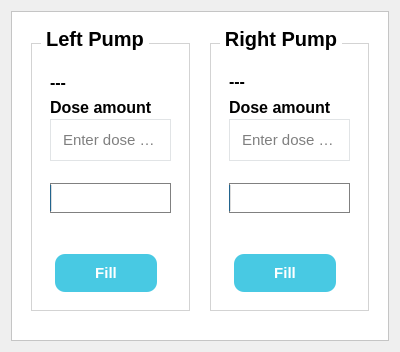
The window that uiFiles/instantDose.ui (Rex-Honey/medidozeNoDb) describes before a commit, drawn with Qt 5.
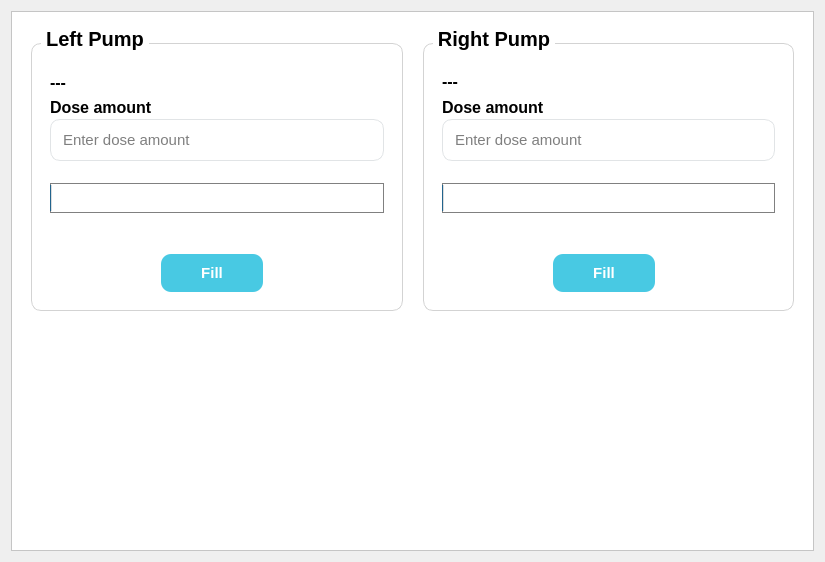
The same window after the commit.

Commit message:
Update InstantDose UI dimensions and styling
- Increased the width and height of the InstantDose window for better layout.
- Added border-radius styling to various UI elements for improved aesthetics.
- Ensured proper CSS syntax by adding missing semicolons to style properties.

```diff
--- a/uiFiles/instantDose.ui
+++ b/uiFiles/instantDose.ui
@@ -6,8 +6,8 @@
    <rect>
     <x>0</x>
     <y>0</y>
-    <width>400</width>
-    <height>300</height>
+    <width>825</width>
+    <height>562</height>
    </rect>
   </property>
   <property name="windowTitle">
@@ -66,7 +66,8 @@
 padding:10px 0px 0px 0px;
 margin-top:12px;
 font-family:Nirmala UI;
-font-size:15pt
+font-size:15pt;
+border-radius:10%
 }
 QGroupBox:title{
 subcontrol-origin: margin;
@@ -195,7 +196,8 @@
                  <property name="styleSheet">
                   <string notr="true">padding:10px;
 border:1px solid #e1e4e6;
-font-size:11pt</string>
+font-size:11pt;
+border-radius:10%</string>
                  </property>
                  <property name="text">
                   <string/>
@@ -347,7 +349,8 @@
 padding:10px 0px 0px 0px;
 margin-top:12px;
 font-family:Nirmala UI;
-font-size:15pt
+font-size:15pt;
+border-radius:10%
 }
 QGroupBox:title{
 subcontrol-origin: margin;
@@ -489,7 +492,8 @@
                  <property name="styleSheet">
                   <string notr="true">padding:10px;
 border:1px solid #e1e4e6;
-font-size:11pt</string>
+font-size:11pt;
+border-radius:10%</string>
                  </property>
                  <property name="text">
                   <string/>
```
